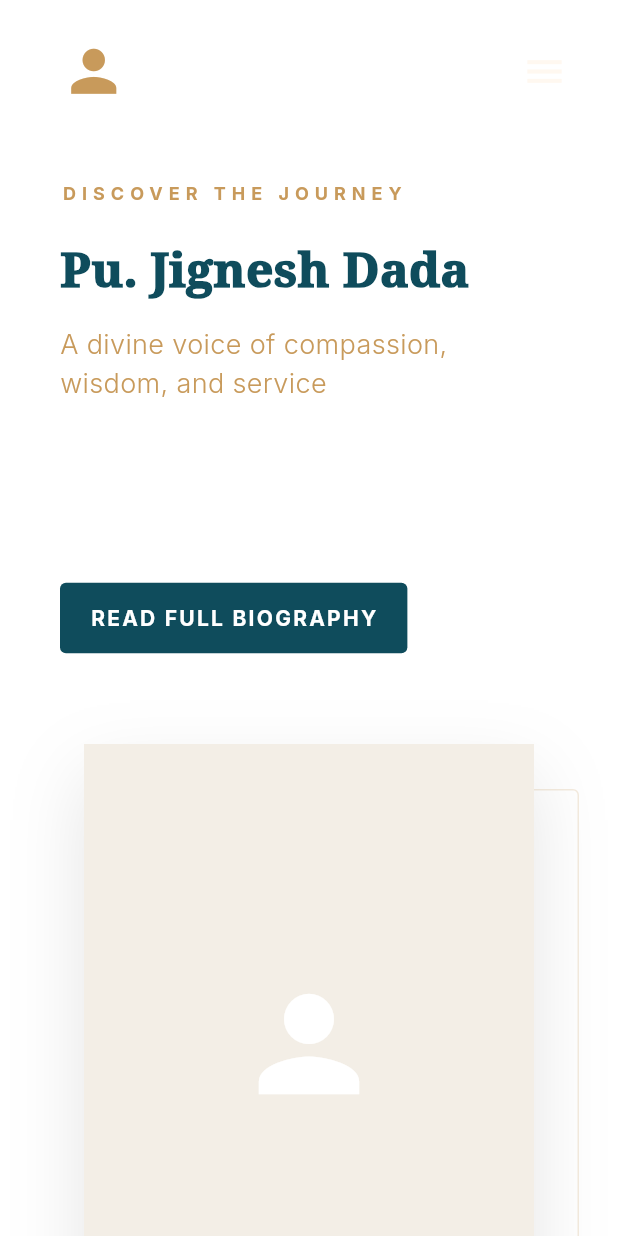
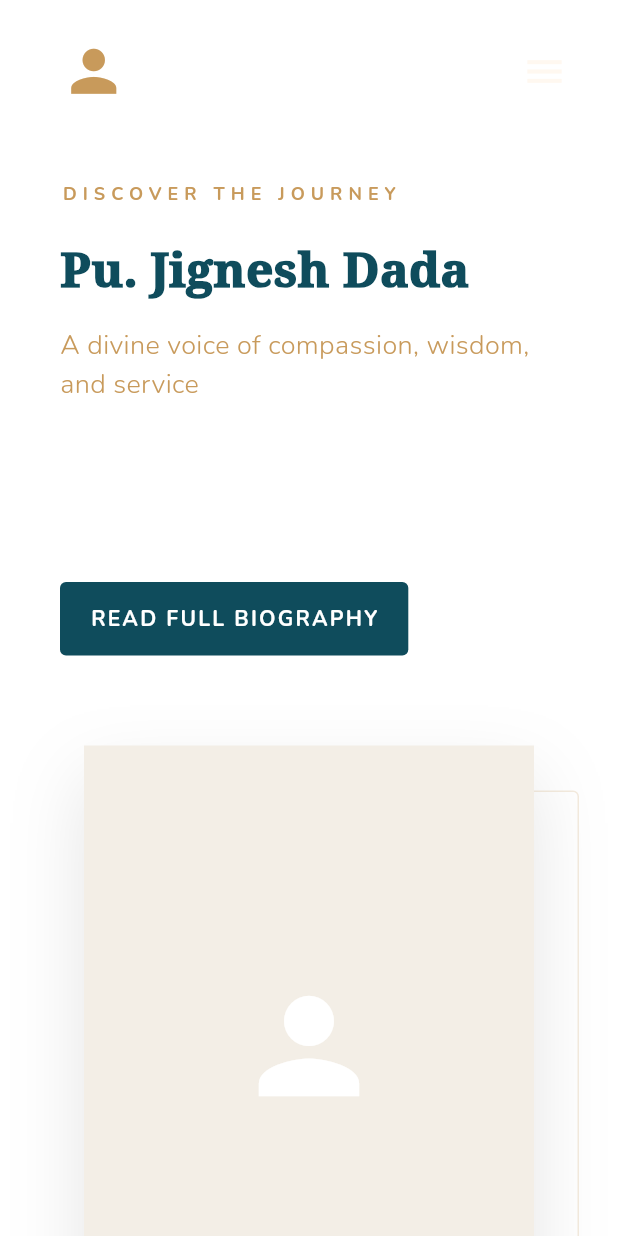
Before and after one commit to rathodhimanshu865-cloud/dada_2, a Flutter app: the screen it shows after launch, on a phone screen of 412 x 824 dp. Run offline on Flutter 3.47's test engine with Material 3 defaults, Android fonts, the phone set to English and light mode, and no system bars; our stand-ins replace cloud_firestore, file_picker, firebase_core, firebase_storage, google_fonts, shared_preferences and 1 more; accounts and stored records are empty; network calls fail.

```diff
--- a/lib/main.dart
+++ b/lib/main.dart
@@ -51,19 +51,7 @@ class MyApp extends StatelessWidget {
 
     final languageController = Provider.of<LanguageController>(context);
 
-    // Dynamic Font Families based on Locale (derived from controller, NOT context,
-    // because Localizations ancestor does not exist above MaterialApp)
     final String langCode = languageController.locale.languageCode;
-    final String headingFont = langCode == 'gu'
-        ? 'NotoSansGujarati'
-        : langCode == 'hi'
-            ? 'NotoSansDevanagari'
-            : 'PlayfairDisplay';
-    final String bodyFont = langCode == 'gu'
-        ? 'NotoSansGujarati'
-        : langCode == 'hi'
-            ? 'NotoSansDevanagari'
-            : 'Inter';
 
     return MaterialApp(
       title: 'Jignesh Dada Official',
@@ -85,22 +73,22 @@ class MyApp extends StatelessWidget {
         brightness: Brightness.light,
         scaffoldBackgroundColor: Colors.white,
         primaryColor: primaryTeal,
-
-        // Base Text Theme
         textTheme: TextTheme(
-          displayLarge: TextStyle(fontFamily: headingFont, fontWeight: FontWeight.w700, color: primaryTeal),
-          displayMedium: TextStyle(fontFamily: headingFont, fontWeight: FontWeight.w700, color: primaryTeal),
-          displaySmall: TextStyle(fontFamily: headingFont, fontWeight: FontWeight.w700, color: primaryTeal),
-          headlineLarge: TextStyle(fontFamily: headingFont, fontWeight: FontWeight.w700, color: primaryTeal),
-          headlineMedium: TextStyle(fontFamily: headingFont, fontWeight: FontWeight.w700, color: primaryTeal),
-          headlineSmall: TextStyle(fontFamily: headingFont, fontWeight: FontWeight.w600, color: primaryTeal),
-          titleLarge: TextStyle(fontFamily: bodyFont, fontWeight: FontWeight.w600),
-          titleMedium: TextStyle(fontFamily: bodyFont, fontWeight: FontWeight.w500),
-          bodyLarge: TextStyle(fontFamily: bodyFont, fontWeight: FontWeight.w400, fontSize: 17, height: 1.8),
-          bodyMedium: TextStyle(fontFamily: bodyFont, fontWeight: FontWeight.w400, fontSize: 16),
-          labelLarge: TextStyle(fontFamily: bodyFont, fontWeight: FontWeight.w600, fontSize: 16),
+          displayLarge:  (langCode == 'hi' || langCode == 'gu') ? TextStyle(fontFamily: langCode == 'hi' ? 'NotoSansDevanagari' : 'NotoSansGujarati', fontSize: 57, fontWeight: FontWeight.w700, color: primaryTeal) : GoogleFonts.cormorantGaramond(fontSize: 57, fontWeight: FontWeight.w700, color: primaryTeal),
+          displayMedium: (langCode == 'hi' || langCode == 'gu') ? TextStyle(fontFamily: langCode == 'hi' ? 'NotoSansDevanagari' : 'NotoSansGujarati', fontSize: 45, fontWeight: FontWeight.w700, color: primaryTeal) : GoogleFonts.cormorantGaramond(fontSize: 45, fontWeight: FontWeight.w700, color: primaryTeal),
+          displaySmall:  (langCode == 'hi' || langCode == 'gu') ? TextStyle(fontFamily: langCode == 'hi' ? 'NotoSansDevanagari' : 'NotoSansGujarati', fontSize: 36, fontWeight: FontWeight.w700, color: primaryTeal) : GoogleFonts.cormorantGaramond(fontSize: 36, fontWeight: FontWeight.w700, color: primaryTeal),
+          headlineLarge: (langCode == 'hi' || langCode == 'gu') ? TextStyle(fontFamily: langCode == 'hi' ? 'NotoSansDevanagari' : 'NotoSansGujarati', fontSize: 32, fontWeight: FontWeight.w700, color: primaryTeal) : GoogleFonts.cormorantGaramond(fontSize: 32, fontWeight: FontWeight.w700, color: primaryTeal),
+          headlineMedium:(langCode == 'hi' || langCode == 'gu') ? TextStyle(fontFamily: langCode == 'hi' ? 'NotoSansDevanagari' : 'NotoSansGujarati', fontSize: 28, fontWeight: FontWeight.w700, color: primaryTeal) : GoogleFonts.cormorantGaramond(fontSize: 28, fontWeight: FontWeight.w700, color: primaryTeal),
+          headlineSmall: (langCode == 'hi' || langCode == 'gu') ? TextStyle(fontFamily: langCode == 'hi' ? 'NotoSansDevanagari' : 'NotoSansGujarati', fontSize: 24, fontWeight: FontWeight.w600, color: primaryTeal) : GoogleFonts.cormorantGaramond(fontSize: 24, fontWeight: FontWeight.w600, color: primaryTeal),
+          titleLarge:    (langCode == 'hi' || langCode == 'gu') ? TextStyle(fontFamily: langCode == 'hi' ? 'NotoSansDevanagari' : 'NotoSansGujarati', fontSize: 22, fontWeight: FontWeight.w600) : GoogleFonts.nunito(fontSize: 22, fontWeight: FontWeight.w600),
+          titleMedium:   (langCode == 'hi' || langCode == 'gu') ? TextStyle(fontFamily: langCode == 'hi' ? 'NotoSansDevanagari' : 'NotoSansGujarati', fontSize: 16, fontWeight: FontWeight.w600) : GoogleFonts.nunito(fontSize: 16, fontWeight: FontWeight.w600),
+          titleSmall:    (langCode == 'hi' || langCode == 'gu') ? TextStyle(fontFamily: langCode == 'hi' ? 'NotoSansDevanagari' : 'NotoSansGujarati', fontSize: 14, fontWeight: FontWeight.w600) : GoogleFonts.nunito(fontSize: 14, fontWeight: FontWeight.w600),
+          bodyLarge:     (langCode == 'hi' || langCode == 'gu') ? TextStyle(fontFamily: langCode == 'hi' ? 'NotoSansDevanagari' : 'NotoSansGujarati', fontSize: 17, fontWeight: FontWeight.w400, height: 1.8) : GoogleFonts.nunito(fontSize: 17, fontWeight: FontWeight.w400, height: 1.8),
+          bodyMedium:    (langCode == 'hi' || langCode == 'gu') ? TextStyle(fontFamily: langCode == 'hi' ? 'NotoSansDevanagari' : 'NotoSansGujarati', fontSize: 16, fontWeight: FontWeight.w400) : GoogleFonts.nunito(fontSize: 16, fontWeight: FontWeight.w400),
+          bodySmall:     (langCode == 'hi' || langCode == 'gu') ? TextStyle(fontFamily: langCode == 'hi' ? 'NotoSansDevanagari' : 'NotoSansGujarati', fontSize: 13, fontWeight: FontWeight.w400) : GoogleFonts.nunito(fontSize: 13, fontWeight: FontWeight.w400),
+          labelLarge:    (langCode == 'hi' || langCode == 'gu') ? TextStyle(fontFamily: langCode == 'hi' ? 'NotoSansDevanagari' : 'NotoSansGujarati', fontSize: 16, fontWeight: FontWeight.w600) : GoogleFonts.nunito(fontSize: 16, fontWeight: FontWeight.w600),
+          labelMedium:   (langCode == 'hi' || langCode == 'gu') ? TextStyle(fontFamily: langCode == 'hi' ? 'NotoSansDevanagari' : 'NotoSansGujarati', fontSize: 12, fontWeight: FontWeight.w500) : GoogleFonts.nunito(fontSize: 12, fontWeight: FontWeight.w500),
         ),
-
         colorScheme: ColorScheme.fromSeed(
           seedColor: primaryTeal,
           primary: primaryTeal,
@@ -108,21 +96,15 @@ class MyApp extends StatelessWidget {
           surface: Colors.white,
           error: Colors.redAccent,
         ).copyWith(background: backgroundBeige),
-
         appBarTheme: AppBarTheme(
           backgroundColor: Colors.white,
           foregroundColor: primaryTeal,
           elevation: 0,
           centerTitle: true,
-          titleTextStyle: TextStyle(
-            fontFamily: headingFont,
-            color: primaryTeal,
-            fontSize: 24,
-            fontWeight: FontWeight.bold,
-            letterSpacing: 1,
-          ),
+          titleTextStyle: (langCode == 'hi' || langCode == 'gu')
+              ? TextStyle(fontFamily: langCode == 'hi' ? 'NotoSansDevanagari' : 'NotoSansGujarati', color: primaryTeal, fontSize: 24, fontWeight: FontWeight.bold, letterSpacing: 1)
+              : GoogleFonts.cormorantGaramond(color: primaryTeal, fontSize: 24, fontWeight: FontWeight.bold, letterSpacing: 1),
         ),
-
         cardTheme: CardThemeData(
           color: Colors.white,
           elevation: 0,
@@ -131,26 +113,15 @@ class MyApp extends StatelessWidget {
             borderRadius: BorderRadius.circular(8),
           ),
         ),
-
         inputDecorationTheme: InputDecorationTheme(
           filled: true,
           fillColor: Colors.white,
-          border: OutlineInputBorder(
-            borderRadius: BorderRadius.circular(4),
-            borderSide: BorderSide(color: Colors.grey[400]!),
-          ),
-          enabledBorder: OutlineInputBorder(
-            borderRadius: BorderRadius.circular(4),
-            borderSide: BorderSide(color: Colors.grey[300]!),
-          ),
-          focusedBorder: OutlineInputBorder(
-            borderRadius: BorderRadius.circular(4),
-            borderSide: BorderSide(color: primaryTeal, width: 1.5),
-          ),
-          labelStyle: TextStyle(fontFamily: bodyFont, color: Colors.grey, fontSize: 14),
+          border: OutlineInputBorder(borderRadius: BorderRadius.circular(4), borderSide: BorderSide(color: Colors.grey[400]!)),
+          enabledBorder: OutlineInputBorder(borderRadius: BorderRadius.circular(4), borderSide: BorderSide(color: Colors.grey[300]!)),
+          focusedBorder: OutlineInputBorder(borderRadius: BorderRadius.circular(4), borderSide: const BorderSide(color: primaryTeal, width: 1.5)),
+          labelStyle: GoogleFonts.nunito(color: Colors.grey, fontSize: 14),
           contentPadding: const EdgeInsets.symmetric(horizontal: 16, vertical: 16),
         ),
-
         elevatedButtonTheme: ElevatedButtonThemeData(
           style: ElevatedButton.styleFrom(
             backgroundColor: primaryTeal,
@@ -158,16 +129,15 @@ class MyApp extends StatelessWidget {
             elevation: 0,
             shape: RoundedRectangleBorder(borderRadius: BorderRadius.circular(4)),
             padding: const EdgeInsets.symmetric(horizontal: 24, vertical: 16),
-            textStyle: TextStyle(fontFamily: bodyFont, fontWeight: FontWeight.w600, letterSpacing: 0.3),
+            textStyle: GoogleFonts.nunito(fontWeight: FontWeight.w700, letterSpacing: 0.5),
           ),
         ),
-
         outlinedButtonTheme: OutlinedButtonThemeData(
           style: OutlinedButton.styleFrom(
             foregroundColor: primaryTeal,
-            side: BorderSide(color: primaryTeal, width: 1.5),
+            side: const BorderSide(color: primaryTeal, width: 1.5),
             shape: RoundedRectangleBorder(borderRadius: BorderRadius.circular(4)),
-            textStyle: TextStyle(fontFamily: bodyFont, fontWeight: FontWeight.w600),
+            textStyle: GoogleFonts.nunito(fontWeight: FontWeight.w700),
           ),
         ),
       ),
--- a/lib/utils/app_typography.dart
+++ b/lib/utils/app_typography.dart
@@ -6,14 +6,14 @@ class AppTypography {
     final locale = Localizations.localeOf(context).languageCode;
     if (locale == 'gu') return GoogleFonts.notoSansGujarati().fontFamily!;
     if (locale == 'hi') return GoogleFonts.notoSansDevanagari().fontFamily!;
-    return GoogleFonts.playfairDisplay().fontFamily!;
+    return GoogleFonts.cormorantGaramond().fontFamily!;
   }
 
   static String getBodyFont(BuildContext context) {
     final locale = Localizations.localeOf(context).languageCode;
     if (locale == 'gu') return GoogleFonts.notoSansGujarati().fontFamily!;
     if (locale == 'hi') return GoogleFonts.notoSansDevanagari().fontFamily!;
-    return GoogleFonts.inter().fontFamily!;
+    return GoogleFonts.nunito().fontFamily!;
   }
 
   static TextStyle headingStyle(BuildContext context, {double? fontSize, FontWeight? fontWeight, Color? color, double? letterSpacing, double? height}) {
--- a/lib/views/user_side/katha_list_page.dart
+++ b/lib/views/user_side/katha_list_page.dart
@@ -86,6 +86,7 @@ class _KathaListPageState extends State<KathaListPage> {
                   style: AppTypography.headingStyle(
                     context,
                     fontSize: AppTypography.getResponsiveSize(context, desktop: 52, tablet: 44, mobile: 34),
+                    fontWeight: FontWeight.bold,
                     color: primaryTeal,
                   )
                 ),
@@ -226,7 +227,7 @@ class _KathaListPageState extends State<KathaListPage> {
                         Expanded(flex: 1, child: Center(child: _circleId(katha.kathaNumber))),
                         Expanded(flex: 1, child: Text(katha.year, style: AppTypography.bodyStyle(context, fontSize: 16, fontWeight: FontWeight.w600))),
                         Expanded(flex: 2, child: Text(katha.dates, style: AppTypography.bodyStyle(context, fontSize: 15, color: accentBrown, fontWeight: FontWeight.w600))),
-                        Expanded(flex: 4, child: Text(katha.localizedTopic(lang).toUpperCase(), style: AppTypography.headingStyle(context, fontWeight: FontWeight.w600, fontSize: 18, letterSpacing: 0.5))),
+                        Expanded(flex: 4, child: Text(katha.localizedTopic(lang).toUpperCase(), style: AppTypography.bodyStyle(context, fontWeight: FontWeight.w700, fontSize: 15, letterSpacing: 0.5, color: const Color(0xFF333333)))),
                         Expanded(flex: 3, child: Row(children: [Icon(Icons.location_on, size: 18, color: primaryTeal.withOpacity(0.5)), const SizedBox(width: 8), Flexible(child: Text(katha.localizedLocation(lang), style: AppTypography.bodyStyle(context, fontSize: 16, color: Colors.black87)))])),
                         Expanded(flex: 2, child: Row(children: [Icon(Icons.public, size: 18, color: Colors.green.withOpacity(0.5)), const SizedBox(width: 8), Text(katha.country, style: AppTypography.bodyStyle(context, fontSize: 16))])),
                         Expanded(flex: 1, child: Text(katha.language.toUpperCase(), style: AppTypography.bodyStyle(context, fontSize: 14, fontWeight: FontWeight.w600, color: Colors.blueGrey))),
```
Also changed, not shown: lib/views/user_side/contact_page.dart (+5 -4 lines), lib/views/user_side/news_page.dart (+7 -1 lines), lib/views/user_side/photo_gallery_page.dart (+10 -1 lines), lib/views/user_side/stotra_page.dart (+10 -1 lines), lib/views/user_side/upcoming_ram_kathas_page.dart (+10 -1 lines), lib/views/user_side/video_gallery_page.dart (+10 -1 lines), 1 other file.
